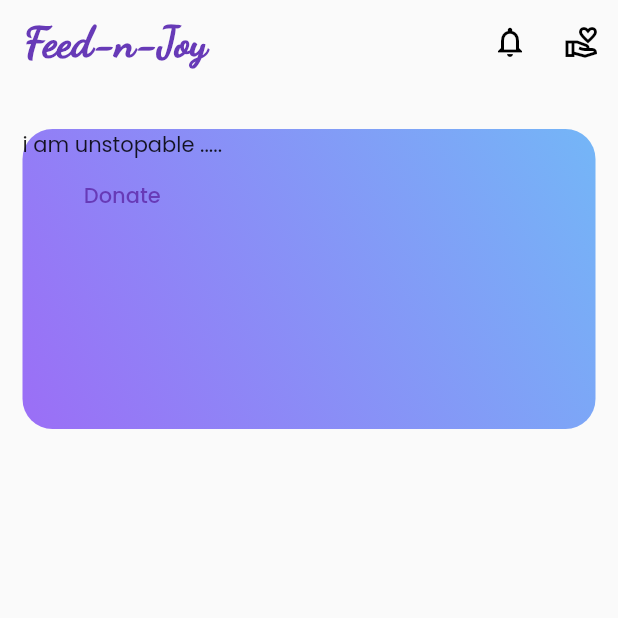
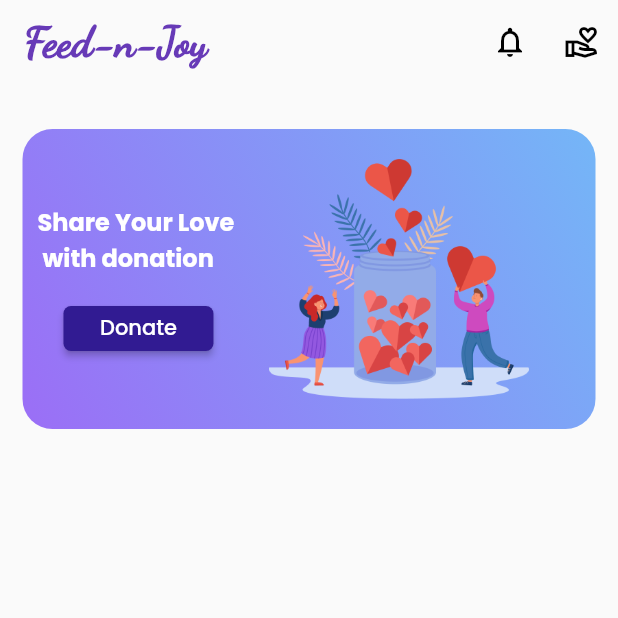
Before and after one commit to digambar2002/feed_food, a Flutter app: the VHomePage screen opened directly, after a tap on "Donate", on a phone screen of 412 x 824 dp, the top half of it. Run offline on Flutter 3.47's test engine with Material 2 defaults, Android fonts, the phone set to English and light mode, and no system bars; our stand-ins replace awesome_dialog, google_fonts, salomon_bottom_bar, shared_preferences, smooth_page_indicator; accounts and stored records are empty.

Commit message:
created global file and volunteer home page

```diff
--- a/lib/intro/splash_screen.dart
+++ b/lib/intro/splash_screen.dart
@@ -1,5 +1,6 @@
 import 'dart:async';
 
+import 'package:feed_food/utils/globals.dart';
 import 'package:feed_food/utils/routes.dart';
 import 'package:flutter/material.dart';
 import 'package:http/http.dart';
@@ -24,12 +25,34 @@ class _SplashScreenState extends State<SplashScreen> {
       Timer(Duration(seconds: 5), (() {
         // if account no from shared preferances are null then it shows login page else volunteer or ngo home page
         if (accountNo == null) {
+          // set state of global varibale to check already user login or not
+          setState(() {
+            isTypeSet = false;
+            isAccountSet = false;
+            UserAccount = null;
+            UserType = null;
+          });
           Navigator.of(context)
               .pushReplacementNamed(FeedFoodRoutes().loginRoute);
         } else if (accountNo != null && accountType == 'volunteer') {
+          // set state of global varibale to check already user login or not
+          setState(() {
+            isTypeSet = true;
+            isAccountSet = true;
+            UserAccount = accountNo;
+            UserType = accountType;
+          });
+
           Navigator.of(context)
               .pushReplacementNamed(FeedFoodRoutes().vMainRoute);
         } else {
+          // set state of global varibale to check already user login or not
+          setState(() {
+            isTypeSet = true;
+            isAccountSet = true;
+            UserAccount = accountNo;
+            UserType = accountType;
+          });
           Navigator.of(context)
               .pushReplacementNamed(FeedFoodRoutes().nHomeRoute);
         }
--- /dev/null
+++ b/lib/utils/globals.dart
@@ -0,0 +1,5 @@
+bool isTypeSet = false;
+bool isAccountSet = false;
+
+var UserType = null;
+var UserAccount = null;
--- a/lib/utils/strings.dart
+++ b/lib/utils/strings.dart
@@ -4,8 +4,8 @@
 class FeedFoodStrings {
   // Network
 
-  static final url = "https://feed-n-joy.000webhostapp.com/";
-  // static final url = "http://10.0.2.2/feedfood/";
+  // static final url = "https://feed-n-joy.000webhostapp.com/";
+  static final url = "http://10.0.2.2/feedfood/";
 
   static final register_url_volunteer = url + "authentication/register.php";
 
--- a/lib/volunteer/home/v_home_page.dart
+++ b/lib/volunteer/home/v_home_page.dart
@@ -1,3 +1,5 @@
+import 'package:feed_food/utils/globals.dart';
+import 'package:feed_food/widgets/cards.dart';
 import 'package:flutter/material.dart';
 import 'package:google_fonts/google_fonts.dart';
 
@@ -32,7 +34,7 @@ class VHomePage extends StatelessWidget {
               ),
               IconButton(
                 onPressed: (() {
-                  print("hello");
+                  print(isTypeSet);
                 }),
                 icon: Icon(Icons.volunteer_activism_outlined),
               ),
@@ -47,35 +49,8 @@ class VHomePage extends StatelessWidget {
             height: 20,
           ),
           Padding(
-            padding: const EdgeInsets.symmetric(vertical: 10, horizontal: 15),
-            child: Container(
-              height: 200,
-              width: 400,
-              decoration: BoxDecoration(
-                borderRadius: BorderRadius.circular(20),
-                gradient: LinearGradient(
-                  colors: [
-                    Color.fromARGB(255, 155, 110, 246),
-                    Color.fromARGB(255, 116, 182, 247)
-                  ],
-                  begin: Alignment.bottomLeft,
-                  end: Alignment.topRight,
-                ),
-              ),
-              child: Row(
-                children: [
-                  Column(
-                    children: [
-                      Text("i am unstopable ....."),
-                      TextButton(
-                          onPressed: (() => print("hello world")),
-                          child: Text("Donate"))
-                    ],
-                  ),
-                ],
-              ),
-            ),
-          ),
+              padding: const EdgeInsets.symmetric(vertical: 10, horizontal: 15),
+              child: VHomeCard()),
         ],
       )),
     );
--- /dev/null
+++ b/lib/widgets/cards.dart
@@ -0,0 +1,75 @@
+import 'package:flutter/material.dart';
+import 'package:flutter/src/widgets/container.dart';
+import 'package:flutter/src/widgets/framework.dart';
+
+class VHomeCard extends StatelessWidget {
+  const VHomeCard({super.key});
+
+  @override
+  Widget build(BuildContext context) {
+    return Container(
+      height: 200,
+      width: 400,
+      decoration: BoxDecoration(
+        borderRadius: BorderRadius.circular(20),
+        gradient: LinearGradient(
+          colors: [
+            Color.fromARGB(255, 155, 110, 246),
+            Color.fromARGB(255, 116, 182, 247)
+          ],
+          begin: Alignment.bottomLeft,
+          end: Alignment.topRight,
+        ),
+      ),
+      child: Row(
+        children: [
+          Column(
+            children: [
+              SizedBox(
+                height: 40,
+              ),
+              Padding(
+                padding: const EdgeInsets.all(10.0),
+                child: Text(
+                  "Share Your Love \n with donation",
+                  style: TextStyle(
+                      color: Colors.white,
+                      fontWeight: FontWeight.bold,
+                      fontSize: 16),
+                ),
+              ),
+              SizedBox(
+                height: 10,
+              ),
+              SizedBox(
+                height: 30,
+                width: 100,
+                child: ElevatedButton(
+                  onPressed: (() {
+                    print("hello world");
+                  }),
+                  child: Text(
+                    "Donate",
+                    style: TextStyle(fontSize: 14),
+                  ),
+                  style: ElevatedButton.styleFrom(
+                      primary: Colors.deepPurple[900],
+                      shape: RoundedRectangleBorder(
+                        borderRadius: BorderRadius.circular(5),
+                      )),
+                ),
+              ),
+            ],
+          ),
+          SizedBox(
+            width: 10,
+          ),
+          Image.asset(
+            "assets/images/donate_love.png",
+            height: 160,
+          ),
+        ],
+      ),
+    );
+  }
+}
```
Also changed, not shown: lib/main.dart (+13 -2 lines), assets/images/donate_love.png (added).
